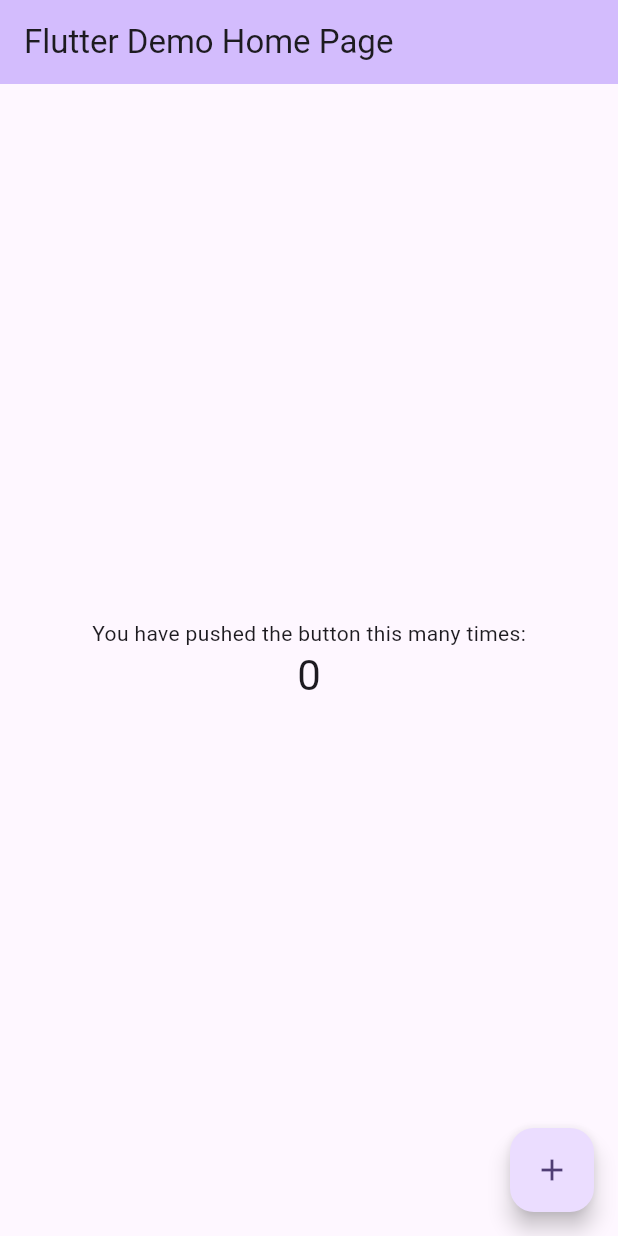
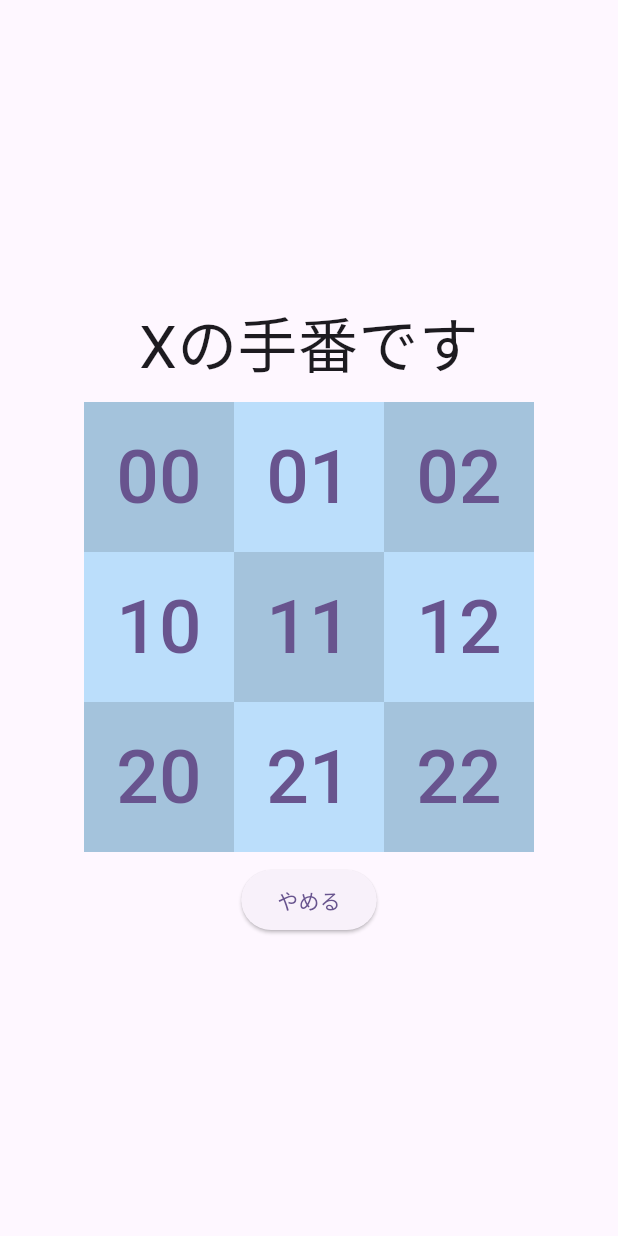
Before and after one commit to Sigumaa/tic_tac_toe, a Flutter app: the screen it shows after launch, on a phone screen of 412 x 824 dp. Run offline on Flutter 3.47's test engine with Material 2 defaults, Android fonts, the phone set to English and light mode, and no system bars.

Commit message:
feat: game field

```diff
--- /dev/null
+++ b/lib/game_page.dart
@@ -0,0 +1,177 @@
+import 'package:flutter/material.dart';
+
+void main() {
+  runApp(const MyApp());
+}
+
+class MyApp extends StatelessWidget {
+  const MyApp({Key? key}) : super(key: key);
+
+  @override
+  Widget build(BuildContext context) {
+    return const MaterialApp(
+        debugShowCheckedModeBanner: false,
+        home: GamePage()
+    );
+  }
+}
+
+class GamePage extends StatefulWidget {
+  const GamePage({Key? key}) : super(key: key);
+
+  @override
+  State<GamePage> createState() => _GamePageState();
+}
+
+class _GamePageState extends State<GamePage> {
+  @override
+  Widget build(BuildContext context) {
+    return Scaffold(
+        body: Center(
+          child: Column(mainAxisSize: MainAxisSize.min, children: [
+            const Padding(
+              padding: EdgeInsets.all(8.0),
+              child: Text(
+                "Xの手番です",
+                style: TextStyle(fontSize: 40),
+              ),
+            ),
+            Container(
+              color: Colors.blue.shade100,
+              width: 300,
+              height: 300,
+              child: Stack(
+                children: [
+                  Align(
+                    alignment: Alignment.topLeft,
+                    child: Container(
+                      width: 100.0,
+                      height: 100.0,
+                      color: Colors.black12,
+                      child: TextButton(
+                          onPressed: () {},
+                          child: const Text(
+                            "00",
+                            style: TextStyle(fontSize: 50),
+                          )),
+                    ),
+                  ),
+                  Align(
+                    alignment: Alignment.topCenter,
+                    child: Container(
+                      width: 100.0,
+                      height: 100.0,
+                      child: TextButton(
+                          onPressed: () {},
+                          child: const Text(
+                            "01",
+                            style: TextStyle(fontSize: 50),
+                          )),
+                    ),
+                  ),
+                  Align(
+                    alignment: Alignment.topRight,
+                    child: Container(
+                      width: 100.0,
+                      height: 100.0,
+                      color: Colors.black12,
+                      child: TextButton(
+                          onPressed: () {},
+                          child: const Text(
+                            "02",
+                            style: TextStyle(fontSize: 50),
+                          )),
+                    ),
+                  ),
+                  Align(
+                    alignment: Alignment.centerLeft,
+                    child: Container(
+                      width: 100.0,
+                      height: 100.0,
+                      child: TextButton(
+                          onPressed: () {},
+                          child: const Text(
+                            "10",
+                            style: TextStyle(fontSize: 50),
+                          )),
+                    ),
+                  ),
+                  Align(
+                    alignment: Alignment.center,
+                    child: Container(
+                      width: 100.0,
+                      height: 100.0,
+                      color: Colors.black12,
+                      child: TextButton(
+                          onPressed: () {},
+                          child: const Text(
+                            "11",
+                            style: TextStyle(fontSize: 50),
+                          )),
+                    ),
+                  ),
+                  Align(
+                    alignment: Alignment.centerRight,
+                    child: Container(
+                      width: 100.0,
+                      height: 100.0,
+                      child: TextButton(
+                          onPressed: () {},
+                          child: const Text(
+                            "12",
+                            style: TextStyle(fontSize: 50),
+                          )),
+                    ),
+                  ),
+                  Align(
+                    alignment: Alignment.bottomLeft,
+                    child: Container(
+                      width: 100.0,
+                      height: 100.0,
+                      color: Colors.black12,
+                      child: TextButton(
+                          onPressed: () {},
+                          child: const Text(
+                            "20",
+                            style: TextStyle(fontSize: 50),
+                          )),
+                    ),
+                  ),
+                  Align(
+                    alignment: Alignment.bottomCenter,
+                    child: Container(
+                      width: 100.0,
+                      height: 100.0,
+                      child: TextButton(
+                          onPressed: () {},
+                          child: const Text(
+                            "21",
+                            style: TextStyle(fontSize: 50),
+                          )),
+                    ),
+                  ),
+                  Align(
+                    alignment: Alignment.bottomRight,
+                    child: Container(
+                      width: 100.0,
+                      height: 100.0,
+                      color: Colors.black12,
+                      child: TextButton(
+                          onPressed: () {},
+                          child: const Text(
+                            "22",
+                            style: TextStyle(fontSize: 50),
+                          )),
+                    ),
+                  ),
+                ],
+              ),
+            ),
+            Padding(
+              padding: const EdgeInsets.all(8.0),
+              child: ElevatedButton(onPressed: () {}, child: const Text("やめる")),
+            ),
+          ]),
+        ));
+  }
+}
--- a/lib/main.dart
+++ b/lib/main.dart
@@ -1,4 +1,5 @@
 import 'package:flutter/material.dart';
+import 'package:tic_tac_toe/game_page.dart';
 
 void main() {
   runApp(const MyApp());
@@ -7,47 +8,21 @@ void main() {
 class MyApp extends StatelessWidget {
   const MyApp({super.key});
 
-  // This widget is the root of your application.
   @override
   Widget build(BuildContext context) {
     return MaterialApp(
       title: 'Flutter Demo',
       theme: ThemeData(
-        // This is the theme of your application.
-        //
-        // TRY THIS: Try running your application with "flutter run". You'll see
-        // the application has a blue toolbar. Then, without quitting the app,
-        // try changing the seedColor in the colorScheme below to Colors.green
-        // and then invoke "hot reload" (save your changes or press the "hot
-        // reload" button in a Flutter-supported IDE, or press "r" if you used
-        // the command line to start the app).
-        //
-        // Notice that the counter didn't reset back to zero; the application
-        // state is not lost during the reload. To reset the state, use hot
-        // restart instead.
-        //
-        // This works for code too, not just values: Most code changes can be
-        // tested with just a hot reload.
         colorScheme: ColorScheme.fromSeed(seedColor: Colors.deepPurple),
         useMaterial3: true,
       ),
-      home: const MyHomePage(title: 'Flutter Demo Home Page'),
+      home: const GamePage()
     );
   }
 }
 
 class MyHomePage extends StatefulWidget {
   const MyHomePage({super.key, required this.title});
-
-  // This widget is the home page of your application. It is stateful, meaning
-  // that it has a State object (defined below) that contains fields that affect
-  // how it looks.
-
-  // This class is the configuration for the state. It holds the values (in this
-  // case the title) provided by the parent (in this case the App widget) and
-  // used by the build method of the State. Fields in a Widget subclass are
-  // always marked "final".
-
   final String title;
 
   @override
@@ -59,50 +34,19 @@ class _MyHomePageState extends State<MyHomePage> {
 
   void _incrementCounter() {
     setState(() {
-      // This call to setState tells the Flutter framework that something has
-      // changed in this State, which causes it to rerun the build method below
-      // so that the display can reflect the updated values. If we changed
-      // _counter without calling setState(), then the build method would not be
-      // called again, and so nothing would appear to happen.
       _counter++;
     });
   }
 
   @override
   Widget build(BuildContext context) {
-    // This method is rerun every time setState is called, for instance as done
-    // by the _incrementCounter method above.
-    //
-    // The Flutter framework has been optimized to make rerunning build methods
-    // fast, so that you can just rebuild anything that needs updating rather
-    // than having to individually change instances of widgets.
     return Scaffold(
       appBar: AppBar(
-        // TRY THIS: Try changing the color here to a specific color (to
-        // Colors.amber, perhaps?) and trigger a hot reload to see the AppBar
-        // change color while the other colors stay the same.
         backgroundColor: Theme.of(context).colorScheme.inversePrimary,
-        // Here we take the value from the MyHomePage object that was created by
-        // the App.build method, and use it to set our appbar title.
         title: Text(widget.title),
       ),
       body: Center(
-        // Center is a layout widget. It takes a single child and positions it
-        // in the middle of the parent.
         child: Column(
-          // Column is also a layout widget. It takes a list of children and
-          // arranges them vertically. By default, it sizes itself to fit its
-          // children horizontally, and tries to be as tall as its parent.
-          //
-          // Column has various properties to control how it sizes itself and
-          // how it positions its children. Here we use mainAxisAlignment to
-          // center the children vertically; the main axis here is the vertical
-          // axis because Columns are vertical (the cross axis would be
-          // horizontal).
-          //
-          // TRY THIS: Invoke "debug painting" (choose the "Toggle Debug Paint"
-          // action in the IDE, or press "p" in the console), to see the
-          // wireframe for each widget.
           mainAxisAlignment: MainAxisAlignment.center,
           children: <Widget>[
             const Text(
@@ -119,7 +63,7 @@ class _MyHomePageState extends State<MyHomePage> {
         onPressed: _incrementCounter,
         tooltip: 'Increment',
         child: const Icon(Icons.add),
-      ), // This trailing comma makes auto-formatting nicer for build methods.
+      ),
     );
   }
 }
```
